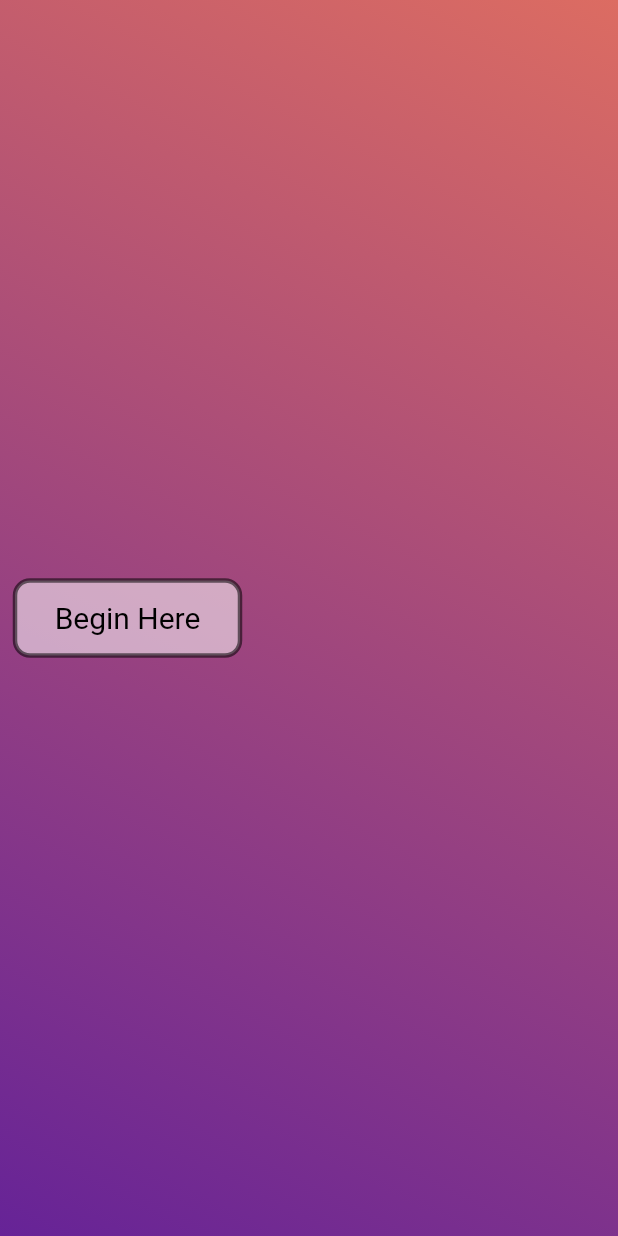
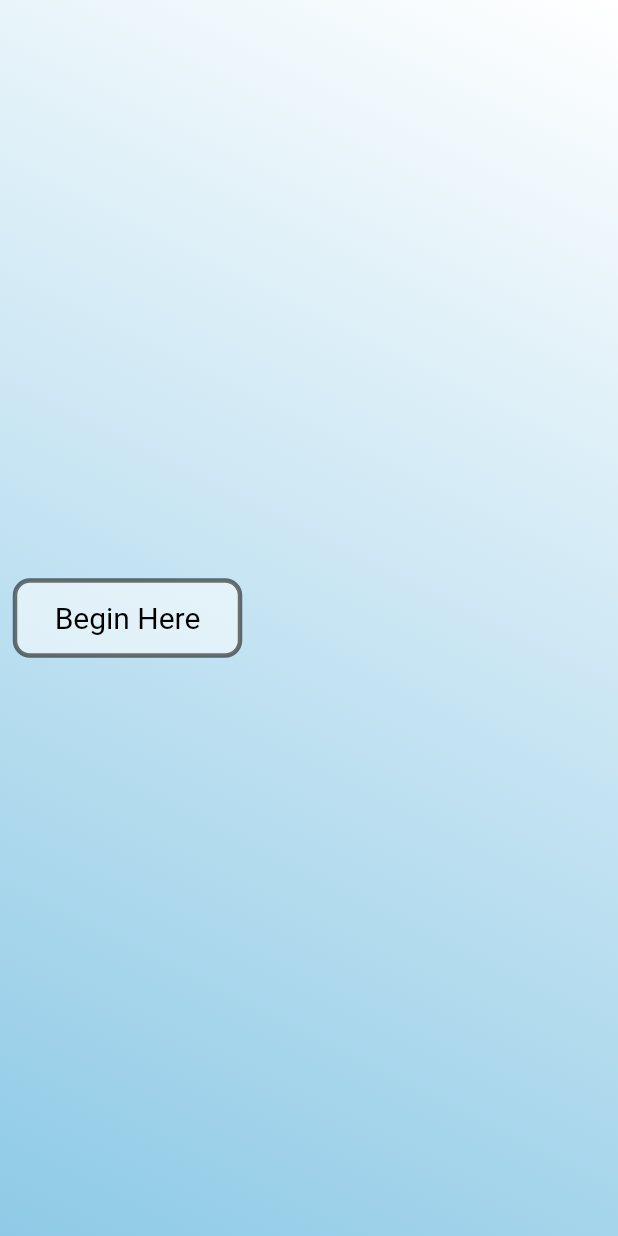
Before and after one commit to avnithv/CongressionalApp2023, a Flutter app: the MindMapWidget screen opened directly, on a phone screen of 412 x 824 dp. Run offline on Flutter 3.47's test engine with Material 2 defaults, Android fonts, the phone set to English and light mode, and no system bars; our stand-ins replace flutter_svg, fluttertoast, velocity_x; missing offline and left inert: chat_gpt_sdk; project files that could hold a hidden picture were left out.

Commit message:
Update mindmap_painter.dart

```diff
--- a/congressional_app/lib/mindmap_painter.dart
+++ b/congressional_app/lib/mindmap_painter.dart
@@ -107,7 +107,7 @@ class MindMapPainter extends CustomPainter {
         begin: Alignment.bottomLeft,
         end: Alignment.topRight,
         stops: [0.0, 1.0],
-        colors: [Color(0xff662397), Color(0xffdc6c62)]).createShader(rect);
+        colors: [Color(0xFF8ECAE6), Color.fromARGB(255, 255, 255, 255)]).createShader(rect);
     canvas.drawRect(rect, rectPaint);
   }
 }
```
